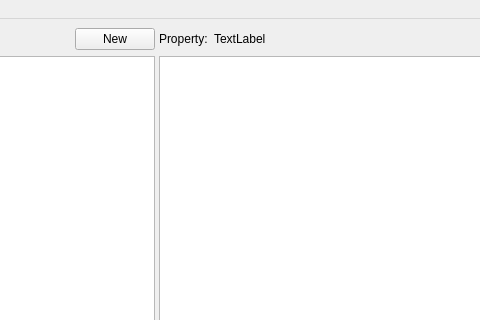
Above: src/bsdd_gui/module/main_window/qt/MainWindow.ui from c-mellueh/bSDD-Toolkit before the change; both pictures show x 853 to 1333 and y 0 to 320 of the 1514 by 776 pixel window. Below: the same form after it.
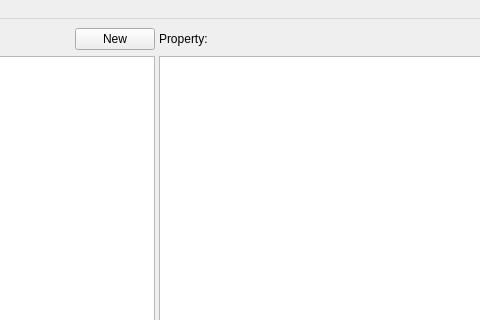
That is the form after the change. Icons and pictures are not drawn. Custom widgets are drawn as their Qt base class.

Commit message: fix property label bug

What changed in the file:
```diff
--- a/src/bsdd_gui/module/main_window/qt/MainWindow.ui
+++ b/src/bsdd_gui/module/main_window/qt/MainWindow.ui
@@ -254,7 +254,7 @@
           <item>
            <widget class="QLabel" name="label_property_name">
             <property name="text">
-             <string>TextLabel</string>
+             <string/>
             </property>
            </widget>
           </item>
```
The commit also changes 3 other files.
